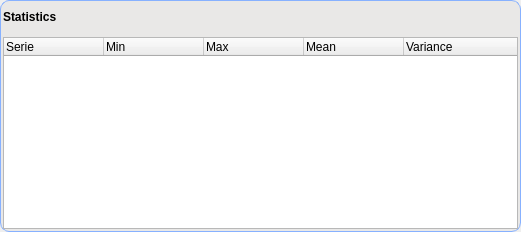
Before: the Qt Designer form trunk/src/edr/src/plugins/newChart/ui/statsTable.ui in mk4me/hm-mde-one, drawn with Qt 5.
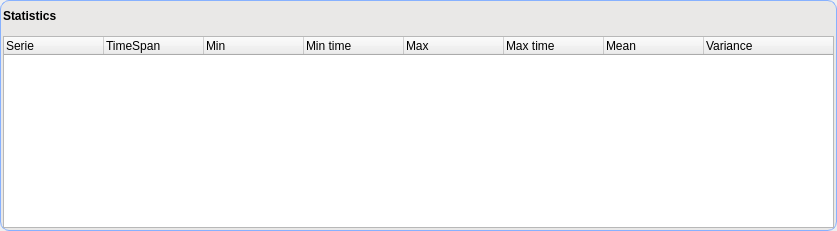
After: the same form once the commit is applied. Icons and pictures are not drawn.

What changed in the file:
```diff
--- a/trunk/src/edr/src/plugins/newChart/ui/statsTable.ui
+++ b/trunk/src/edr/src/plugins/newChart/ui/statsTable.ui
@@ -6,10 +6,16 @@
    <rect>
     <x>0</x>
     <y>0</y>
-    <width>521</width>
-    <height>232</height>
+    <width>837</width>
+    <height>231</height>
    </rect>
   </property>
+  <property name="sizePolicy">
+   <sizepolicy hsizetype="Preferred" vsizetype="Minimum">
+    <horstretch>0</horstretch>
+    <verstretch>0</verstretch>
+   </sizepolicy>
+  </property>
   <property name="windowTitle">
    <string>Form</string>
   </property>
@@ -46,7 +52,7 @@
         <item>
          <widget class="QLabel" name="label">
           <property name="sizePolicy">
-           <sizepolicy hsizetype="Expanding" vsizetype="Preferred">
+           <sizepolicy hsizetype="Expanding" vsizetype="Minimum">
             <horstretch>0</horstretch>
             <verstretch>0</verstretch>
            </sizepolicy>
@@ -116,24 +122,48 @@
           <verstretch>0</verstretch>
          </sizepolicy>
         </property>
+        <property name="maximumSize">
+         <size>
+          <width>16777215</width>
+          <height>16777215</height>
+         </size>
+        </property>
         <property name="styleSheet">
          <string notr="true"/>
         </property>
+        <property name="rootIsDecorated">
+         <bool>true</bool>
+        </property>
         <column>
          <property name="text">
           <string>Serie</string>
          </property>
         </column>
+        <column>
+         <property name="text">
+          <string>TimeSpan</string>
+         </property>
+        </column>
         <column>
          <property name="text">
           <string>Min</string>
          </property>
         </column>
+        <column>
+         <property name="text">
+          <string>Min time</string>
+         </property>
+        </column>
         <column>
          <property name="text">
           <string>Max</string>
          </property>
         </column>
+        <column>
+         <property name="text">
+          <string>Max time</string>
+         </property>
+        </column>
         <column>
          <property name="text">
           <string>Mean</string>
```
Left out of the diff: 12 changed lines with no effect on the pictures.
